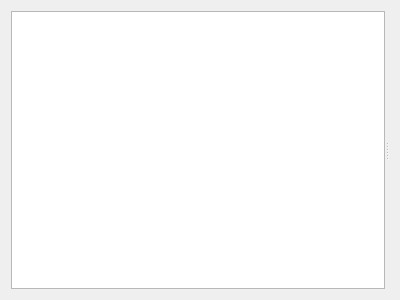
First picture: the form in src/plugins/fra_plugin/QFraIoPortsView.ui, repository samiavasil/temporary, before the edit.
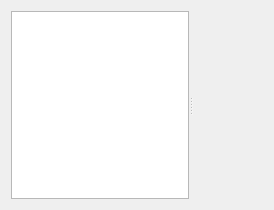
Second picture: the form after the edit.

```diff
--- a/src/plugins/fra_plugin/QFraIoPortsView.ui
+++ b/src/plugins/fra_plugin/QFraIoPortsView.ui
@@ -6,8 +6,8 @@
    <rect>
     <x>0</x>
     <y>0</y>
-    <width>400</width>
-    <height>300</height>
+    <width>274</width>
+    <height>210</height>
    </rect>
   </property>
   <property name="windowTitle">
@@ -20,9 +20,7 @@
       <enum>Qt::Horizontal</enum>
      </property>
      <widget class="QListWidget" name="IoList"/>
-     <widget class="QWidget" name="verticalLayoutWidget">
-      <layout class="QVBoxLayout" name="IoCtrlLayout"/>
-     </widget>
+     <widget class="QWidget" name="ioCtrlWidget" native="true"/>
     </widget>
    </item>
   </layout>
```
